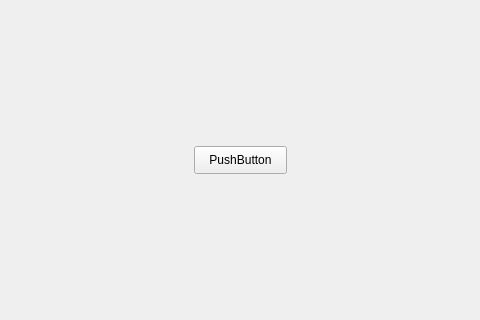
First picture: the form in UI.ui, repository YalAndrey/proga1, before the edit; both pictures show x 156 to 636 and y 104 to 424 of the 800 by 600 pixel window.
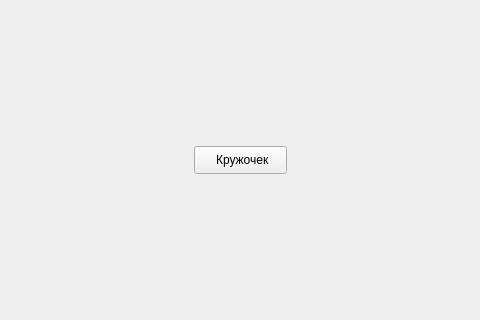
Second picture: the form after the edit.

What changed in the file:
```diff
--- a/UI.ui
+++ b/UI.ui
@@ -24,7 +24,7 @@
      </rect>
     </property>
     <property name="text">
-     <string>PushButton</string>
+     <string> Кружочек</string>
     </property>
    </widget>
   </widget>
```
